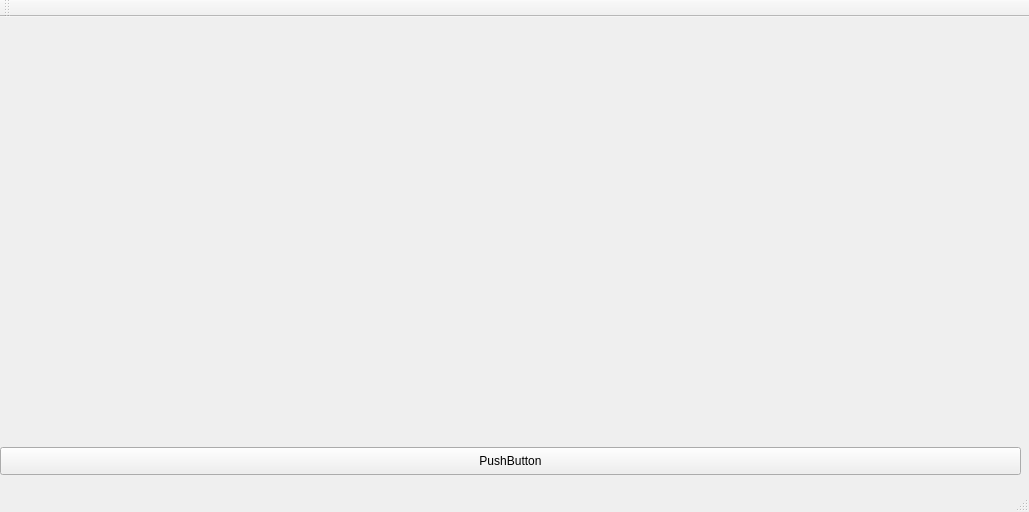
Qt form mainwindow.ui (darkenk/kinect) before a commit.
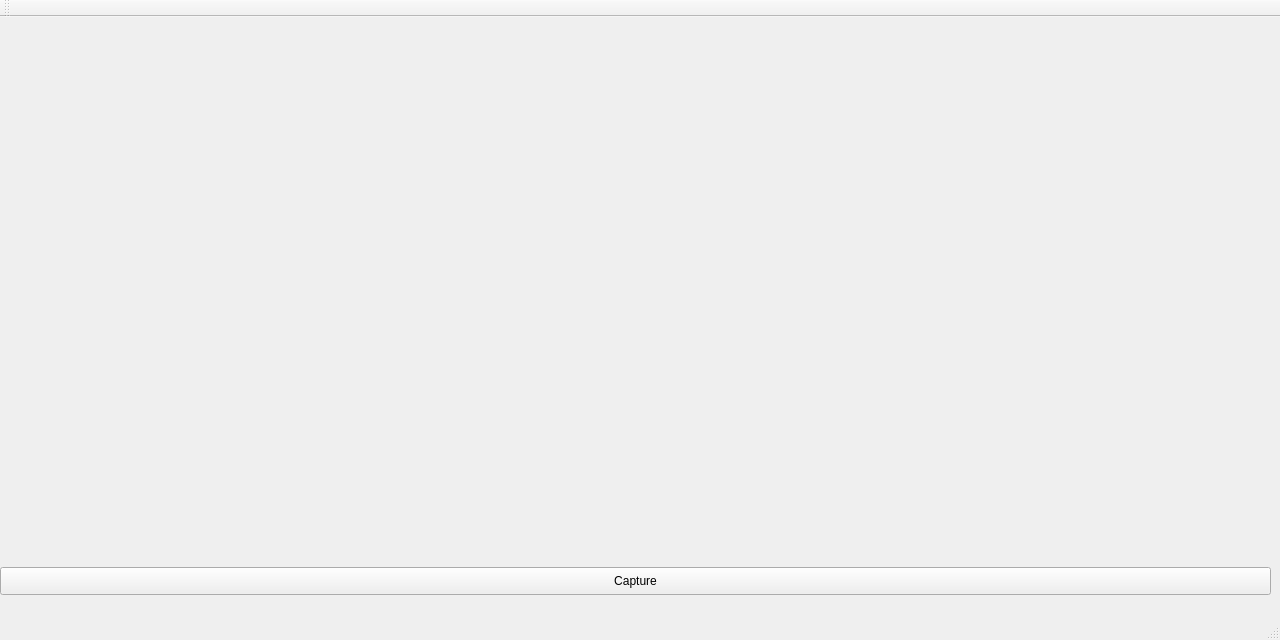
The same form after that commit.

Patch:
```diff
--- a/mainwindow.ui
+++ b/mainwindow.ui
@@ -6,10 +6,22 @@
    <rect>
     <x>0</x>
     <y>0</y>
-    <width>1029</width>
-    <height>512</height>
+    <width>1280</width>
+    <height>640</height>
    </rect>
   </property>
+  <property name="minimumSize">
+   <size>
+    <width>1280</width>
+    <height>640</height>
+   </size>
+  </property>
+  <property name="maximumSize">
+   <size>
+    <width>1280</width>
+    <height>640</height>
+   </size>
+  </property>
   <property name="windowTitle">
    <string>MainWindow</string>
   </property>
@@ -19,8 +31,8 @@
      <rect>
       <x>0</x>
       <y>0</y>
-      <width>1021</width>
-      <height>431</height>
+      <width>1281</width>
+      <height>541</height>
      </rect>
     </property>
     <layout class="QVBoxLayout" name="verticalLayout"/>
@@ -29,13 +41,13 @@
     <property name="geometry">
      <rect>
       <x>0</x>
-      <y>430</y>
-      <width>1021</width>
+      <y>550</y>
+      <width>1271</width>
       <height>28</height>
      </rect>
     </property>
     <property name="text">
-     <string>PushButton</string>
+     <string>Capture</string>
     </property>
    </widget>
   </widget>
```
Left out of the diff: 4 changed lines with no effect on the pictures.
